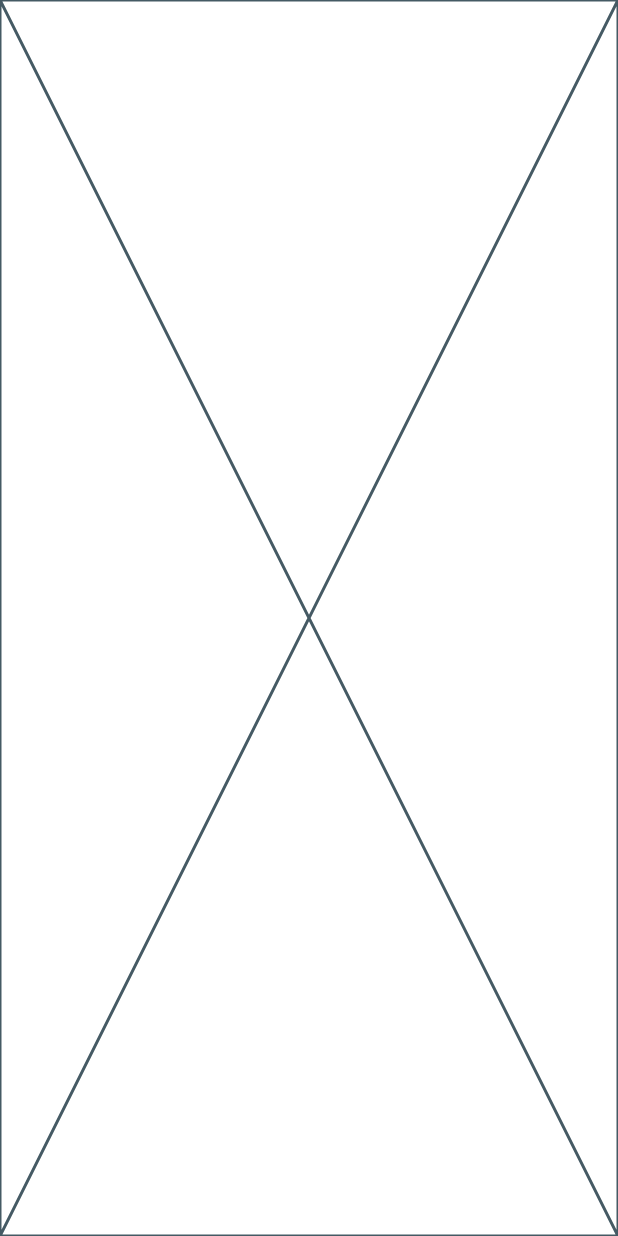
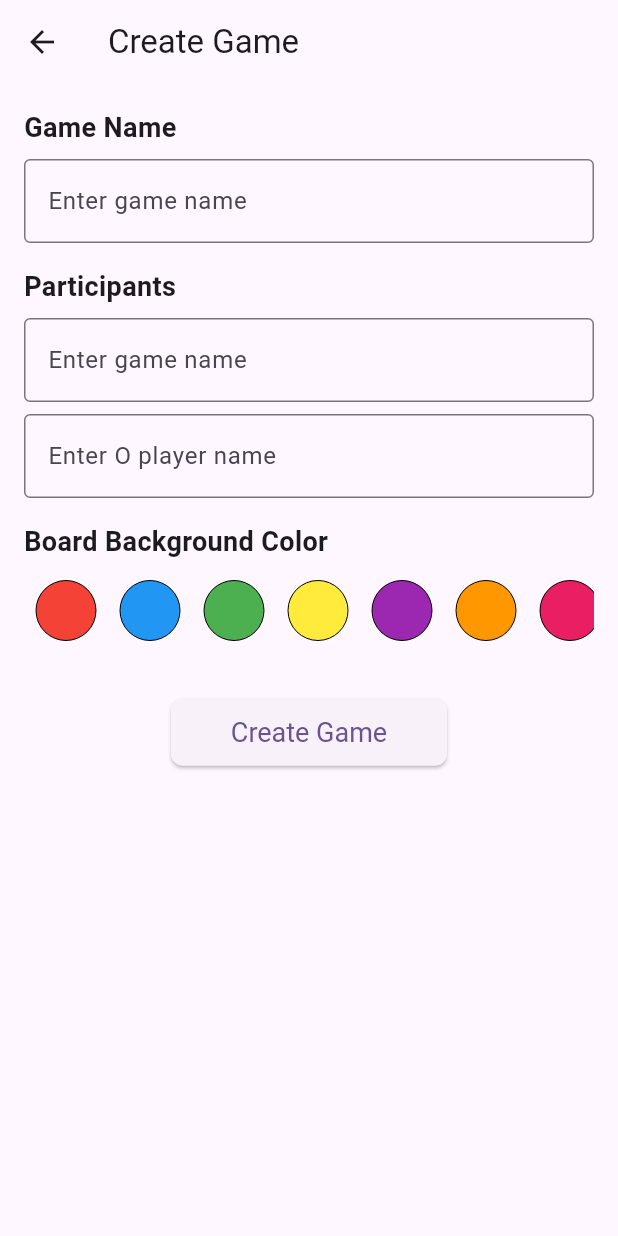
Before and after one commit to osmancan23/TicTacToeGame-Flutter, a Flutter app: the ListOfGameView screen opened directly, after a tap on "Create Game", on a phone screen of 412 x 824 dp. Run offline on Flutter 3.47's test engine with Material 3 defaults, Android fonts, the phone set to English and light mode, and no system bars; our stand-ins replace supabase_flutter; accounts and stored records are empty; network calls fail.

Commit message:
complete game create view ui

```diff
--- a/tic_tac_toe_game/lib/core/extensions/string_extensions.dart
+++ b/tic_tac_toe_game/lib/core/extensions/string_extensions.dart
@@ -1,3 +1,3 @@
 extension StringExtensions on String {
-  String get toPng => 'assets/images/img_$this.png';
+  String get toPng => 'assets/images/ig_$this.png';
 }
--- a/tic_tac_toe_game/lib/feature/gameCreate/game_create_view.dart
+++ b/tic_tac_toe_game/lib/feature/gameCreate/game_create_view.dart
@@ -1,10 +1,97 @@
 import 'package:flutter/material.dart';
+import 'package:tic_tac_toe_game/core/extensions/num_extensions.dart';
 
-class GameCreateView extends StatelessWidget {
+import '../../core/service/supabase_service.dart';
+
+part 'mixin/game_create_mixin.dart';
+part "widget/color_option_widget.dart";
+
+class GameCreateView extends StatefulWidget {
   const GameCreateView({super.key});
 
   @override
+  // ignore: library_private_types_in_public_api
+  _GameCreateViewState createState() => _GameCreateViewState();
+}
+
+class _GameCreateViewState extends State<GameCreateView> with _GameCreateMixin {
+  @override
   Widget build(BuildContext context) {
-    return const Placeholder();
+    return Scaffold(
+      appBar: AppBar(
+        title: const Text('Create Game'),
+      ),
+      body: Padding(
+        padding: const EdgeInsets.all(16.0),
+        child: SingleChildScrollView(
+          child: Column(
+            crossAxisAlignment: CrossAxisAlignment.start,
+            children: [
+              const _TextWidget(text: "Game Name"),
+              8.ph,
+              _TextFieldWidget(controller: _gameNameController, hintText: "Enter game name"),
+              16.ph,
+              const _TextWidget(text: "Participants"),
+              8.ph,
+              _TextFieldWidget(controller: _playerXController, readOnly: true, hintText: "Enter game name"),
+              8.ph,
+              _TextFieldWidget(controller: _playerOController, hintText: "Enter O player name"),
+              16.ph,
+              const _TextWidget(text: "Board Background Color"),
+              8.ph,
+              _OnboardColorOptionListView(onSelect: (color) {}),
+              32.ph,
+              Center(
+                child: ElevatedButton(
+                  onPressed: () {},
+                  style: ElevatedButton.styleFrom(
+                    padding: const EdgeInsets.symmetric(horizontal: 40.0, vertical: 12.0),
+                    shape: RoundedRectangleBorder(
+                      borderRadius: BorderRadius.circular(8.0),
+                    ),
+                    textStyle: const TextStyle(fontSize: 18.0),
+                  ),
+                  child: const Text('Create Game'),
+                ),
+              ),
+            ],
+          ),
+        ),
+      ),
+    );
   }
 }
+
+class _TextFieldWidget extends StatelessWidget {
+  final TextEditingController controller;
+  final String hintText;
+  final bool? readOnly;
+  const _TextFieldWidget({required this.controller, required this.hintText, this.readOnly});
+
+  @override
+  Widget build(BuildContext context) {
+    return TextField(
+      readOnly: readOnly ?? false,
+      controller: controller,
+      decoration: InputDecoration(
+        border: const OutlineInputBorder(),
+        hintText: hintText,
+      ),
+    );
+  }
+}
+
+class _TextWidget extends StatelessWidget {
+  const _TextWidget({required this.text});
+  final String text;
+  @override
+  Widget build(BuildContext context) {
+    return Text(
+      text,
+      style: const TextStyle(
+        fontSize: 18.0,
+        fontWeight: FontWeight.bold,
+      ),
+    );
+  }
+}
--- /dev/null
+++ b/tic_tac_toe_game/lib/feature/gameCreate/mixin/game_create_mixin.dart
@@ -0,0 +1,16 @@
+part of "../game_create_view.dart";
+
+mixin _GameCreateMixin on State<GameCreateView> {
+  final TextEditingController _gameNameController = TextEditingController();
+  final TextEditingController _playerXController = TextEditingController();
+  final TextEditingController _playerOController = TextEditingController();
+  Color? _selectedColor;
+
+  @override
+  void initState() {
+    super.initState();
+    WidgetsBinding.instance.addPostFrameCallback((_) async {
+      _playerXController.text = await SupabaseDbService.instance.getMyUserName();
+    });
+  }
+}
--- /dev/null
+++ b/tic_tac_toe_game/lib/feature/gameCreate/widget/color_option_widget.dart
@@ -0,0 +1,79 @@
+part of "../game_create_view.dart";
+
+class _OnboardColorOptionListView extends StatefulWidget {
+  const _OnboardColorOptionListView({super.key, required this.onSelect});
+
+  final Function(Color color) onSelect;
+
+  @override
+  State<_OnboardColorOptionListView> createState() => __OnboardColorOptionListViewState();
+}
+
+class __OnboardColorOptionListViewState extends State<_OnboardColorOptionListView> {
+  int? _selectedIndex;
+  final List<Color> _colors = [
+    Colors.red,
+    Colors.blue,
+    Colors.green,
+    Colors.yellow,
+    Colors.purple,
+    Colors.orange,
+    Colors.pink,
+    Colors.teal,
+    Colors.indigo,
+    Colors.cyan
+  ];
+  @override
+  Widget build(BuildContext context) {
+    return SizedBox(
+      height: 50,
+      width: double.infinity,
+      child: ListView.builder(
+        itemCount: _colors.length,
+        shrinkWrap: true,
+        scrollDirection: Axis.horizontal,
+        itemBuilder: (BuildContext context, int index) {
+          Color color = _colors[index];
+          return Padding(
+            padding: const EdgeInsets.symmetric(horizontal: 8),
+            child: _ColorOptionWidget(
+                color: color,
+                selectedIndex: _selectedIndex,
+                onSelect: (id) {
+                  setState(() {
+                    _selectedIndex = id;
+                  });
+                },
+                index: index),
+          );
+        },
+      ),
+    );
+  }
+}
+
+class _ColorOptionWidget extends StatelessWidget {
+  const _ColorOptionWidget({required this.color, required this.onSelect, this.selectedIndex, required this.index});
+  final Color color;
+  final int index;
+  final Function(int id) onSelect;
+  final int? selectedIndex;
+
+  @override
+  Widget build(BuildContext context) {
+    return GestureDetector(
+        onTap: () => onSelect(index),
+        child: Container(
+          width: 40,
+          height: 50,
+          decoration: BoxDecoration(
+            shape: BoxShape.circle,
+            color: color,
+            border: Border.all(
+              color: Colors.black,
+              width: selectedIndex == index ? 3 : 0,
+            ),
+          ),
+        ));
+  }
+}
--- a/tic_tac_toe_game/lib/feature/listOfGame/list_of_game_view.dart
+++ b/tic_tac_toe_game/lib/feature/listOfGame/list_of_game_view.dart
@@ -14,7 +14,7 @@ class ListOfGameView extends StatelessWidget {
         body: Center(
       child: Column(
         children: [
-          10.ph,
+          100.ph,
           ElevatedButton(
             onPressed: () async => await NavigationService.instance.navigateToPage(context, const GameCreateView()),
             style: ElevatedButton.styleFrom(
```
Also changed, not shown: tic_tac_toe_game/assets/images/ig_ticTacToe.png (renamed from tic_tac_toe_game/assets/images/ticTacToe.png).
